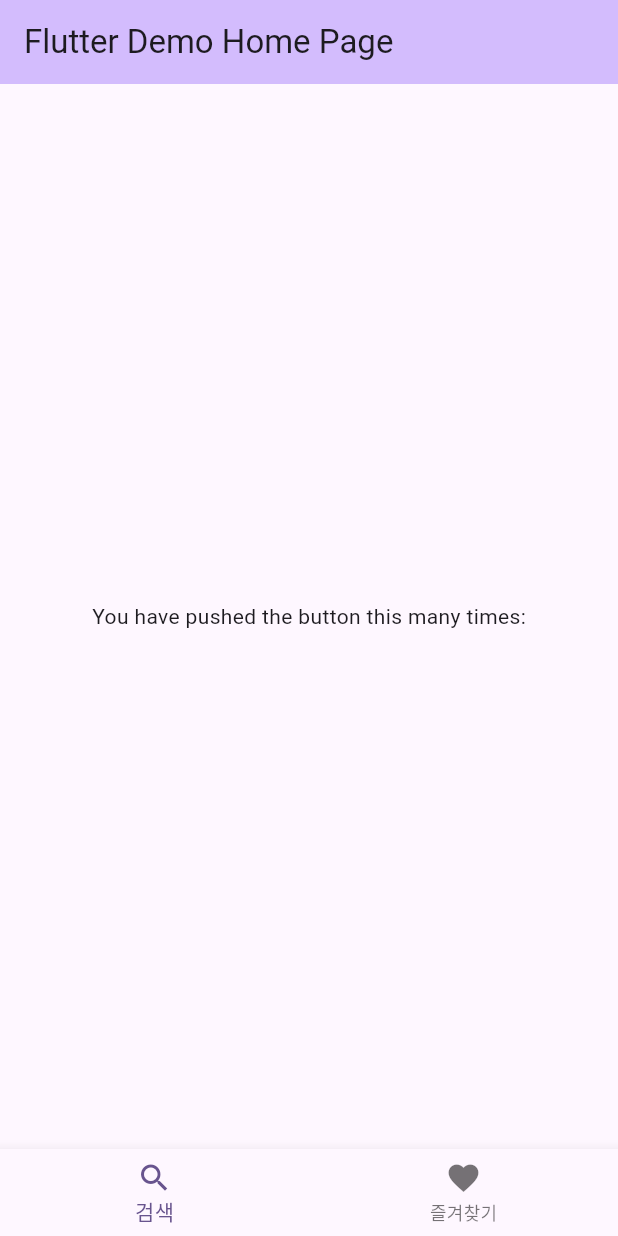
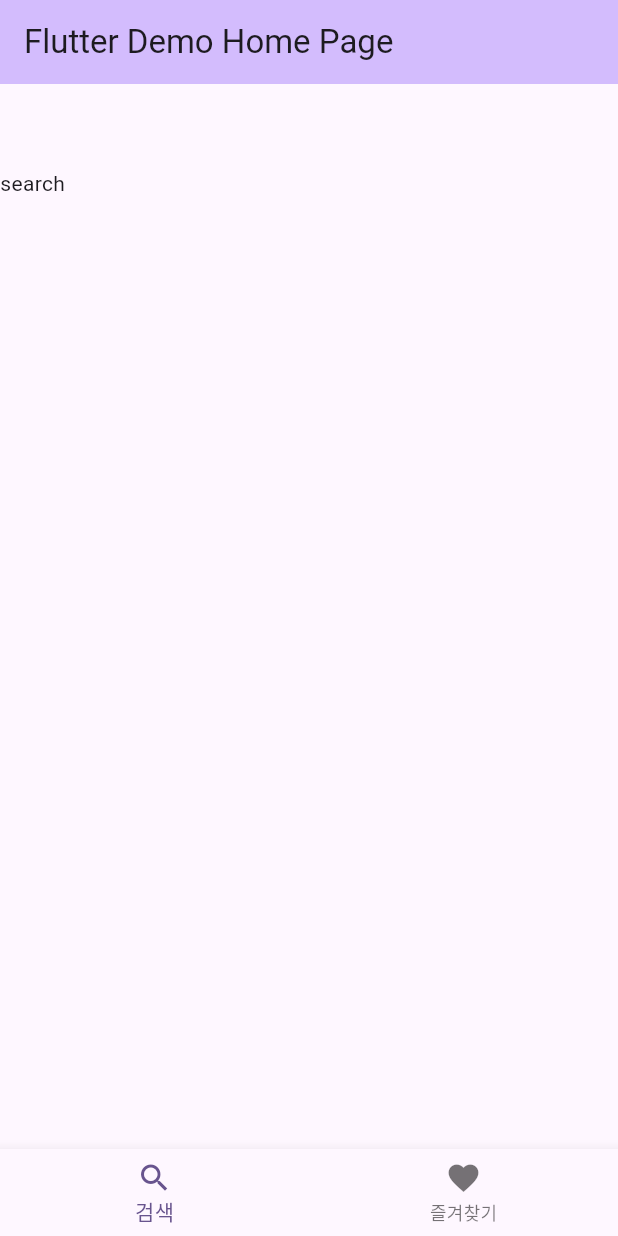
Before and after one commit to kumgold/search-images-flutter, a Flutter app: the screen it shows after launch, on a phone screen of 412 x 824 dp. Run offline on Flutter 3.47's test engine with Material 3 defaults, Android fonts, the phone set to English and light mode, and no system bars.

Commit message:
add screens

```diff
--- /dev/null
+++ b/lib/favorite/favorite_screen.dart
@@ -0,0 +1,13 @@
+import 'package:flutter/material.dart';
+
+class FavoriteScreen extends StatelessWidget {
+  const FavoriteScreen({super.key});
+
+  @override
+  Widget build(BuildContext context) {
+    return Scaffold(
+      appBar: AppBar(),
+      body: Text('favorite'),
+    );
+  }
+}
--- a/lib/main.dart
+++ b/lib/main.dart
@@ -1,4 +1,6 @@
 import 'package:flutter/material.dart';
+import 'package:search_images_flutter/favorite/favorite_screen.dart';
+import 'package:search_images_flutter/search/search_screen.dart';
 
 void main() {
   runApp(const MyApp());
@@ -32,6 +34,11 @@ class MyHomePage extends StatefulWidget {
 
 class _MyHomePageState extends State<MyHomePage> {
 
+  var screen = [
+    SearchScreen(),
+    FavoriteScreen()
+  ];
+
   int _index = 0;
 
   void onItemTapped(int index) {
@@ -47,16 +54,7 @@ class _MyHomePageState extends State<MyHomePage> {
         backgroundColor: Theme.of(context).colorScheme.inversePrimary,
         title: Text(widget.title),
       ),
-      body: const Center(
-        child: Column(
-          mainAxisAlignment: MainAxisAlignment.center,
-          children: <Widget>[
-            Text(
-              'You have pushed the button this many times:',
-            ),
-          ],
-        ),
-      ),
+      body: screen[_index],
       bottomNavigationBar: BottomNavigationBar(
         items: const <BottomNavigationBarItem>[
           BottomNavigationBarItem(
--- /dev/null
+++ b/lib/search/search_screen.dart
@@ -0,0 +1,13 @@
+import 'package:flutter/material.dart';
+
+class SearchScreen extends StatelessWidget {
+  const SearchScreen({super.key});
+
+  @override
+  Widget build(BuildContext context) {
+    return Scaffold(
+      appBar: AppBar(),
+      body: Text('search'),
+    );
+  }
+}
--- a/pubspec.yaml
+++ b/pubspec.yaml
@@ -35,6 +35,7 @@ dependencies:
   # The following adds the Cupertino Icons font to your application.
   # Use with the CupertinoIcons class for iOS style icons.
   cupertino_icons: ^1.0.2
+  provider: ^6.1.2
 
 dev_dependencies:
   flutter_test:
```
Also changed, not shown: pubspec.lock.
